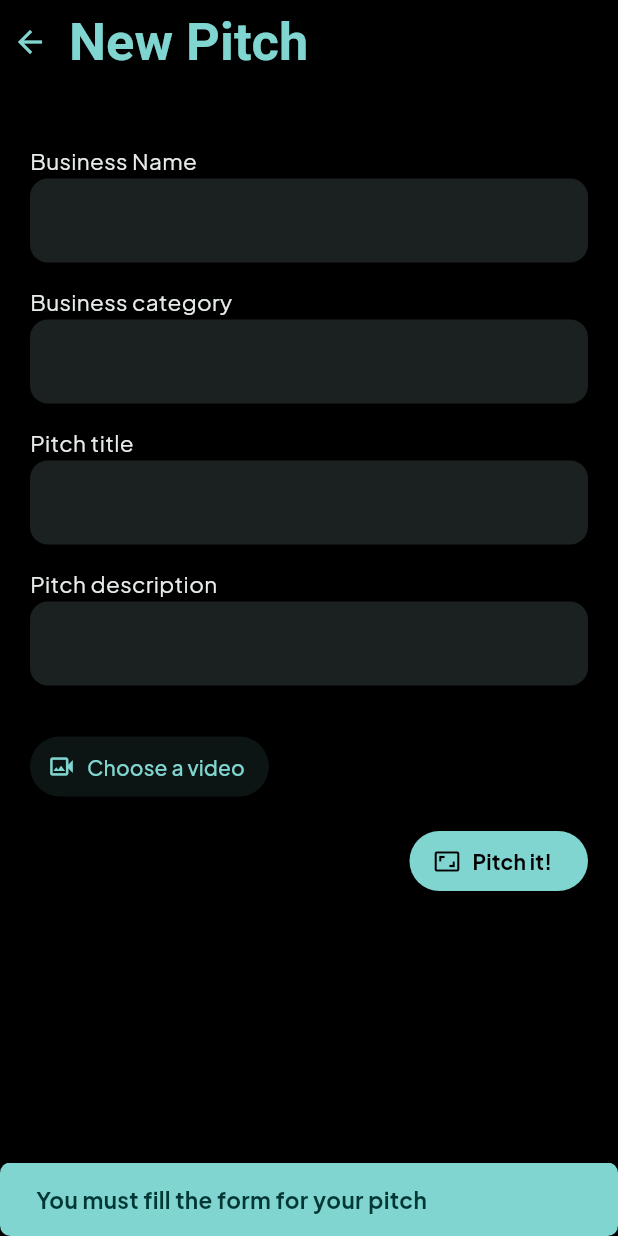
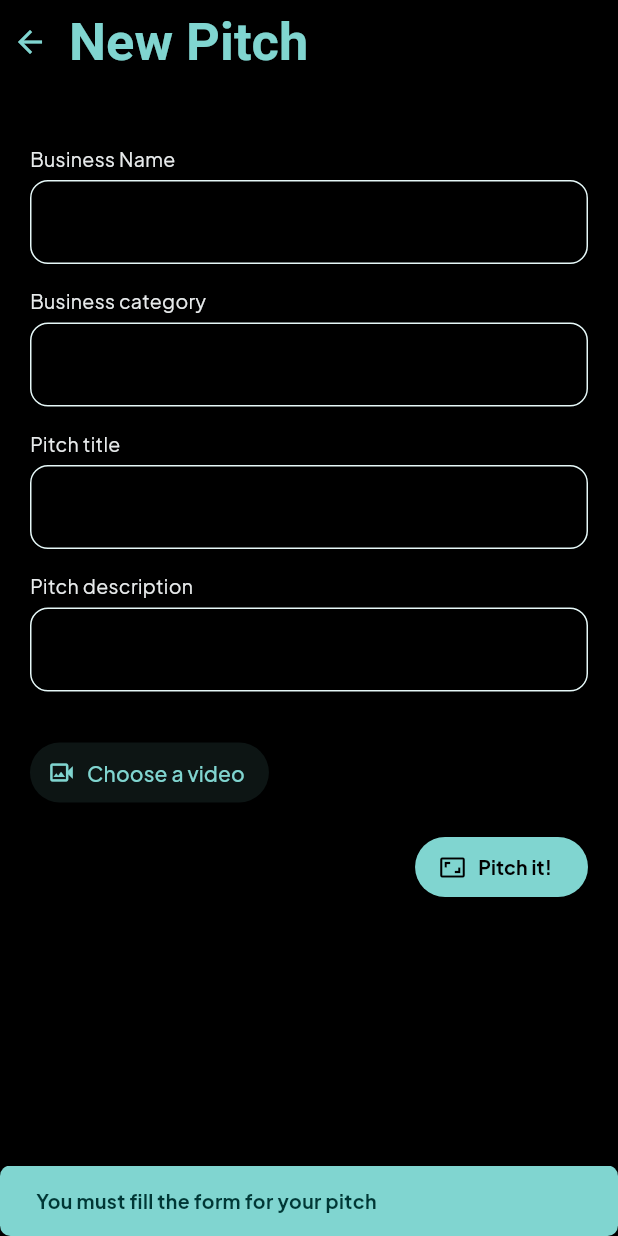
Before and after one commit to Reasondro/pitbowl, a Flutter app: the screen it shows once a user with an empty profile is signed in, item 3 of the bottom bar chosen, after a tap on "Pitch it!", on a phone screen of 412 x 824 dp. Run offline on Flutter 3.47's test engine with Material 3 defaults, Android fonts, the phone set to English and light mode, and no system bars; our stand-ins replace cloud_firestore, firebase_auth, firebase_core, firebase_storage, flutter_riverpod, google_fonts and 2 more; accounts and stored records are empty; network calls fail.

Commit message:
minor adjustment before actual pitch

```diff
--- a/lib/screens/auth_screen.dart
+++ b/lib/screens/auth_screen.dart
@@ -46,7 +46,7 @@ class _AuthScreenState extends State<AuthScreen> {
             style: TextStyle(
                 color: Colors.white,
                 // fontWeight: FontWeight.normal,
-                fontSize: 15),
+                fontSize: 13),
             textAlign: TextAlign.left,
           ),
           backgroundColor: Theme.of(context).colorScheme.onError,
@@ -109,7 +109,7 @@ class _AuthScreenState extends State<AuthScreen> {
             style: const TextStyle(
                 color: Colors.white,
                 // fontWeight: FontWeight.bold,
-                fontSize: 15),
+                fontSize: 13),
             textAlign: TextAlign.left,
           ),
           backgroundColor: Theme.of(context).colorScheme.onError,
@@ -122,11 +122,11 @@ class _AuthScreenState extends State<AuthScreen> {
         ),
       );
     } catch (e) {
-      print(e);
+      // print(e);
     }
 
-    print(
-        "Successfully authenticated $username with email $email and password $password");
+    // print(
+    //     "Successfully authenticated $username with email $email and password $password");
     setState(() {
       _isAuthenticating = false;
     });
@@ -163,7 +163,7 @@ class _AuthScreenState extends State<AuthScreen> {
                       _isSignIn ? "Email" : "Your email",
                       style: const TextStyle(
                           color: Color.fromARGB(255, 232, 235, 236),
-                          fontSize: 15),
+                          fontSize: 13),
                     ),
                     const SizedBox(
                       height: 5,
@@ -199,7 +199,7 @@ class _AuthScreenState extends State<AuthScreen> {
                       _isSignIn ? "Username" : "Your username",
                       style: const TextStyle(
                           color: Color.fromARGB(255, 232, 235, 236),
-                          fontSize: 15),
+                          fontSize: 13),
                     ),
                     const SizedBox(
                       height: 5,
@@ -236,7 +236,7 @@ class _AuthScreenState extends State<AuthScreen> {
                       _isSignIn ? "Password" : "Your password",
                       style: const TextStyle(
                           color: Color.fromARGB(255, 232, 235, 236),
-                          fontSize: 15),
+                          fontSize: 13),
                     ),
                     const SizedBox(
                       height: 5,
--- a/lib/screens/new_pitch_screen.dart
+++ b/lib/screens/new_pitch_screen.dart
@@ -56,7 +56,7 @@ class _NewPitchScreenState extends ConsumerState<NewPitchScreen> {
             style: TextStyle(
                 color: Theme.of(context).colorScheme.onPrimary,
                 fontWeight: FontWeight.bold,
-                fontSize: 15),
+                fontSize: 13),
             textAlign: TextAlign.left,
           ),
           backgroundColor: Theme.of(context).colorScheme.primary,
@@ -78,7 +78,7 @@ class _NewPitchScreenState extends ConsumerState<NewPitchScreen> {
             style: TextStyle(
                 color: Theme.of(context).colorScheme.onPrimary,
                 fontWeight: FontWeight.bold,
-                fontSize: 15),
+                fontSize: 13),
             textAlign: TextAlign.left,
           ),
           backgroundColor: Theme.of(context).colorScheme.primary,
@@ -194,21 +194,19 @@ class _NewPitchScreenState extends ConsumerState<NewPitchScreen> {
                       "Business Name",
                       style: TextStyle(
                           color: Color.fromARGB(255, 232, 235, 236),
-                          fontSize: 15),
+                          fontSize: 13),
                     ),
                     const SizedBox(
-                      height: 2,
+                      height: 5,
                     ),
                     TextField(
                       controller: _businessNameTextController,
                       decoration: InputDecoration(
                         floatingLabelBehavior: FloatingLabelBehavior.never,
-                        filled: true,
-                        fillColor:
-                            Theme.of(context).colorScheme.surfaceContainer,
                         enabledBorder: OutlineInputBorder(
                           borderRadius: BorderRadius.circular(12.0),
-                          borderSide: BorderSide.none,
+                          borderSide: const BorderSide(
+                              color: Color.fromARGB(255, 230, 248, 248)),
                         ),
                         focusedBorder: OutlineInputBorder(
                           borderRadius: BorderRadius.circular(12.0),
@@ -216,8 +214,9 @@ class _NewPitchScreenState extends ConsumerState<NewPitchScreen> {
                               color: Theme.of(context).colorScheme.primary),
                         ),
                       ),
-                      style:
-                          const TextStyle(color: Colors.white, fontSize: 16.0),
+                      style: const TextStyle(
+                          color: Color.fromARGB(255, 216, 216, 216),
+                          fontSize: 16.0),
                     ),
                   ],
                 ),
@@ -231,21 +230,19 @@ class _NewPitchScreenState extends ConsumerState<NewPitchScreen> {
                       "Business category",
                       style: TextStyle(
                           color: Color.fromARGB(255, 232, 235, 236),
-                          fontSize: 15),
+                          fontSize: 13),
                     ),
                     const SizedBox(
-                      height: 2,
+                      height: 5,
                     ),
                     TextField(
                       controller: _businessCategoryTextController,
                       decoration: InputDecoration(
                         floatingLabelBehavior: FloatingLabelBehavior.never,
-                        filled: true,
-                        fillColor:
-                            Theme.of(context).colorScheme.surfaceContainer,
                         enabledBorder: OutlineInputBorder(
                           borderRadius: BorderRadius.circular(12.0),
-                          borderSide: BorderSide.none,
+                          borderSide: const BorderSide(
+                              color: Color.fromARGB(255, 230, 248, 248)),
                         ),
                         focusedBorder: OutlineInputBorder(
                           borderRadius: BorderRadius.circular(12.0),
@@ -253,7 +250,8 @@ class _NewPitchScreenState extends ConsumerState<NewPitchScreen> {
                               color: Theme.of(context).colorScheme.primary),
                         ),
                       ),
-                      style: const TextStyle(color: Colors.white),
+                      style: const TextStyle(
+                          color: Color.fromARGB(255, 216, 216, 216)),
                     ),
                   ],
                 ),
@@ -267,21 +265,19 @@ class _NewPitchScreenState extends ConsumerState<NewPitchScreen> {
                       "Pitch title",
                       style: TextStyle(
                           color: Color.fromARGB(255, 232, 235, 236),
-                          fontSize: 15),
+                          fontSize: 13),
                     ),
                     const SizedBox(
-                      height: 2,
+                      height: 5,
                     ),
                     TextField(
                       controller: _pitchTitleTextController,
                       decoration: InputDecoration(
                         floatingLabelBehavior: FloatingLabelBehavior.never,
-                        filled: true,
-                        fillColor:
-                            Theme.of(context).colorScheme.surfaceContainer,
                         enabledBorder: OutlineInputBorder(
                           borderRadius: BorderRadius.circular(12.0),
-                          borderSide: BorderSide.none,
+                          borderSide: const BorderSide(
+                              color: Color.fromARGB(255, 230, 248, 248)),
                         ),
                         focusedBorder: OutlineInputBorder(
                           borderRadius: BorderRadius.circular(12.0),
@@ -289,7 +285,8 @@ class _NewPitchScreenState extends ConsumerState<NewPitchScreen> {
                               color: Theme.of(context).colorScheme.primary),
                         ),
                       ),
-                      style: const TextStyle(color: Colors.white),
+                      style: const TextStyle(
+                          color: Color.fromARGB(255, 216, 216, 216)),
                     ),
                   ],
                 ),
@@ -303,21 +300,19 @@ class _NewPitchScreenState extends ConsumerState<NewPitchScreen> {
                       "Pitch description",
                       style: TextStyle(
                           color: Color.fromARGB(255, 232, 235, 236),
-                          fontSize: 15),
+                          fontSize: 13),
                     ),
                     const SizedBox(
-                      height: 2,
+                      height: 5,
                     ),
                     TextField(
                       controller: _pitchDescTextController,
                       decoration: InputDecoration(
                         floatingLabelBehavior: FloatingLabelBehavior.never,
-                        filled: true,
-                        fillColor:
-                            Theme.of(context).colorScheme.surfaceContainer,
                         enabledBorder: OutlineInputBorder(
                           borderRadius: BorderRadius.circular(12.0),
-                          borderSide: BorderSide.none,
+                          borderSide: const BorderSide(
+                              color: Color.fromARGB(255, 230, 248, 248)),
                         ),
                         focusedBorder: OutlineInputBorder(
                           borderRadius: BorderRadius.circular(12.0),
@@ -325,7 +320,8 @@ class _NewPitchScreenState extends ConsumerState<NewPitchScreen> {
                               color: Theme.of(context).colorScheme.primary),
                         ),
                       ),
-                      style: const TextStyle(color: Colors.white),
+                      style: const TextStyle(
+                          color: Color.fromARGB(255, 216, 216, 216)),
                     ),
                   ],
                 ),
@@ -357,7 +353,7 @@ class _NewPitchScreenState extends ConsumerState<NewPitchScreen> {
                   label: const Text(
                     "Pitch it!",
                     style: TextStyle(
-                        fontSize: 14,
+                        fontSize: 13,
                         fontWeight: FontWeight.bold,
                         color: Colors.black),
                   ),
--- a/lib/screens/pitbowl_screen.dart
+++ b/lib/screens/pitbowl_screen.dart
@@ -198,7 +198,7 @@ class _PitbwolScreenState extends ConsumerState<PitbowlScreen> {
             ),
             NavigationDestination(
               icon: Icon(Icons.movie_creation_outlined),
-              label: "Pitch!",
+              label: "Pitch",
             ),
             NavigationDestination(
               icon: Icon(Icons.bar_chart_rounded),
```
